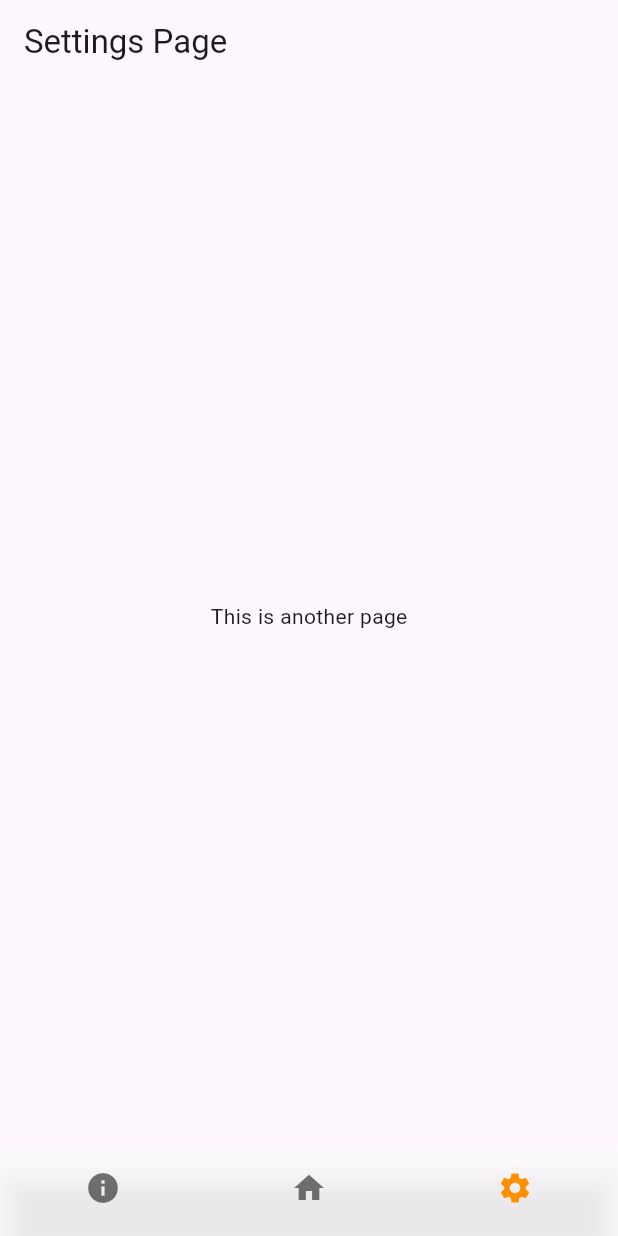
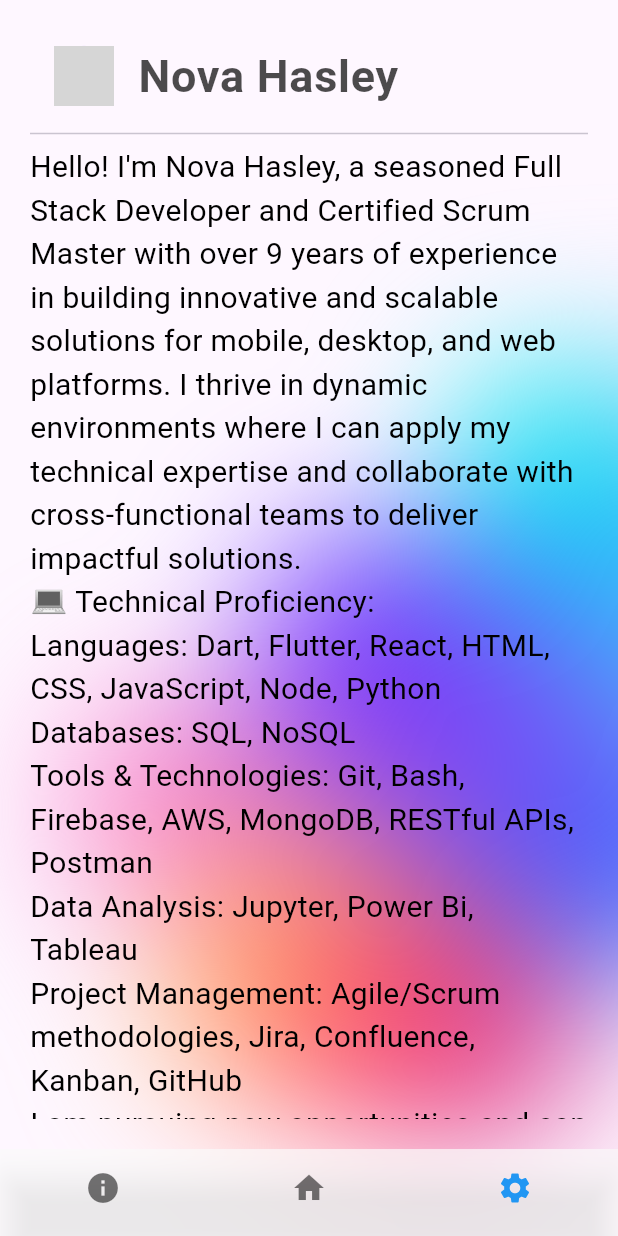
Before and after one commit to novajhasley/localization-app, a Flutter app: the screen it shows after launch, item 3 of the bottom bar chosen, on a phone screen of 412 x 824 dp. Run offline on Flutter 3.47's test engine with Material 3 defaults, Android fonts, the phone set to English and light mode, and no system bars; drawn by our look-alikes of flutter_zoom_drawer; our stand-ins replace shared_preferences; generated files the repository leaves out were written again; grey boxes are pictures that could not be loaded.

Commit message:
cleans up files

```diff
--- a/lib/main.dart
+++ b/lib/main.dart
@@ -47,7 +47,6 @@
           settings: settings,
         );
       },
-      // initialRoute: homeRoute,
       locale: _locale,
       home: const MainPage(),
     );
--- a/lib/pages/about_page.dart
+++ b/lib/pages/about_page.dart
@@ -13,7 +13,6 @@
   @override
   Widget build(BuildContext context) {
     return Scaffold(
-      body: Scaffold(
       backgroundColor: Colors.transparent,
       body: Stack(
         children: [
@@ -71,7 +70,6 @@
           ),
         ],
       ),
-      ),
     );
   }
 }
--- a/lib/pages/home_page.dart
+++ b/lib/pages/home_page.dart
@@ -54,16 +54,16 @@
             Center(
               child: Container(
                 decoration: BoxDecoration(
-                  color: Colors.blue, // Choose your color
+                  color: Colors.black.withOpacity(.5),
                   borderRadius:
-                      BorderRadius.circular(30), // Adjust for oval shape
+                      BorderRadius.circular(30),
                 ),
                 child: TextButton(
                   style: TextButton.styleFrom(
                     foregroundColor: Colors.white,
                     padding: const EdgeInsets.symmetric(
                         vertical: 10,
-                        horizontal: 20), // This is the color of the text
+                        horizontal: 20),
                   ),
                   onPressed: () => widget.drawerController.toggle!(),
                   child: Text(
@@ -76,8 +76,6 @@
                 ),
               ),
             ),
-
-            // const LanguageDropDownMenu()
           ],
         ),
       ),
--- a/lib/pages/main_page.dart
+++ b/lib/pages/main_page.dart
@@ -24,7 +24,7 @@
     _pages = [
       const AboutPage(),
       HomePage(drawerController: _drawerController),
-      const SettingsPage()
+      SettingsPage()
     ];
   }
 
@@ -65,7 +65,7 @@
                 ),
               ],
               currentIndex: _selectedIndex,
-              selectedItemColor: Colors.amber[800],
+              selectedItemColor: Colors.blue,
               onTap: (index) {
                 if (_selectedIndex != index) {
                   setState(() {
--- a/lib/pages/settings_page.dart
+++ b/lib/pages/settings_page.dart
@@ -1,17 +1,66 @@
+import 'dart:ui';
+
 import 'package:flutter/material.dart';
 
 class SettingsPage extends StatelessWidget {
-  const SettingsPage({super.key});
+  final List<String> _content = [
+    "Hello! I'm Nova Hasley, a seasoned Full Stack Developer and Certified Scrum Master with over 9 years of experience in building innovative and scalable solutions for mobile, desktop, and web platforms. I thrive in dynamic environments where I can apply my technical expertise and collaborate with cross-functional teams to deliver impactful solutions.",
+    "💻 Technical Proficiency:",
+    "Languages: Dart, Flutter, React, HTML, CSS, JavaScript, Node, Python",
+    "Databases: SQL, NoSQL",
+    "Tools & Technologies: Git, Bash, Firebase, AWS, MongoDB, RESTful APIs, Postman",
+    "Data Analysis: Jupyter, Power Bi, Tableau",
+    "Project Management: Agile/Scrum methodologies, Jira, Confluence, Kanban, GitHub",
+    "I am pursuing new opportunities and can be reached through this profile, or by phone at: 830-459-8287."
+  ];
+
+  SettingsPage({super.key});
 
   @override
   Widget build(BuildContext context) {
-    return Scaffold(
-      appBar: AppBar(
-        title: const Text('Settings Page'),
-      ),
-      body: const Center(
-        child: Text('This is another page'),
-      ),
+    return Stack(
+      children: [
+        //BACKGROUND IMAGE
+        ImageFiltered(
+          imageFilter: ImageFilter.blur(sigmaX: 50, sigmaY: 50),
+          child: Center(
+            child: OverflowBox(
+              maxWidth: double.infinity,
+              child: Transform.translate(
+                offset: const Offset(200, 100),
+                child: Image.asset('assets/images/backgrounds/zigzag.png',
+                    fit: BoxFit.cover),
+              ),
+            ),
+          ),
+        ),
+        //CONTENT
+        Padding(
+          padding: const EdgeInsets.all(20.0),
+          child: ListView(
+            children: <Widget>[
+              ListTile(
+                leading: const CircleAvatar(
+                  backgroundImage: AssetImage(
+                      'assets/your_picture.png'), // TODO: Replace with your picture
+                ),
+                title: Text(
+                  'Nova Hasley',
+                  style: TextStyle(
+                      fontSize: 30,
+                      fontWeight: FontWeight.bold,
+                      color: Colors.black.withOpacity(.7)),
+                ), // TODO: Replace with your name
+              ),
+              const Divider(),
+              ..._content.map((text) => Text(
+                    text,
+                    style: const TextStyle(fontSize: 20, color: Colors.black),
+                  )),
+            ],
+          ),
+        ),
+      ],
     );
   }
 }
--- a/pubspec.yaml
+++ b/pubspec.yaml
@@ -40,6 +40,7 @@
   intl: any
   shared_preferences: ^2.0.13
   flutter_zoom_drawer: ^3.2.0
+  provider: ^6.1.2
 
 dev_dependencies:
   flutter_test:
```
Also changed, not shown: pubspec.lock. Lines whose indentation alone changed are shown as unchanged.
